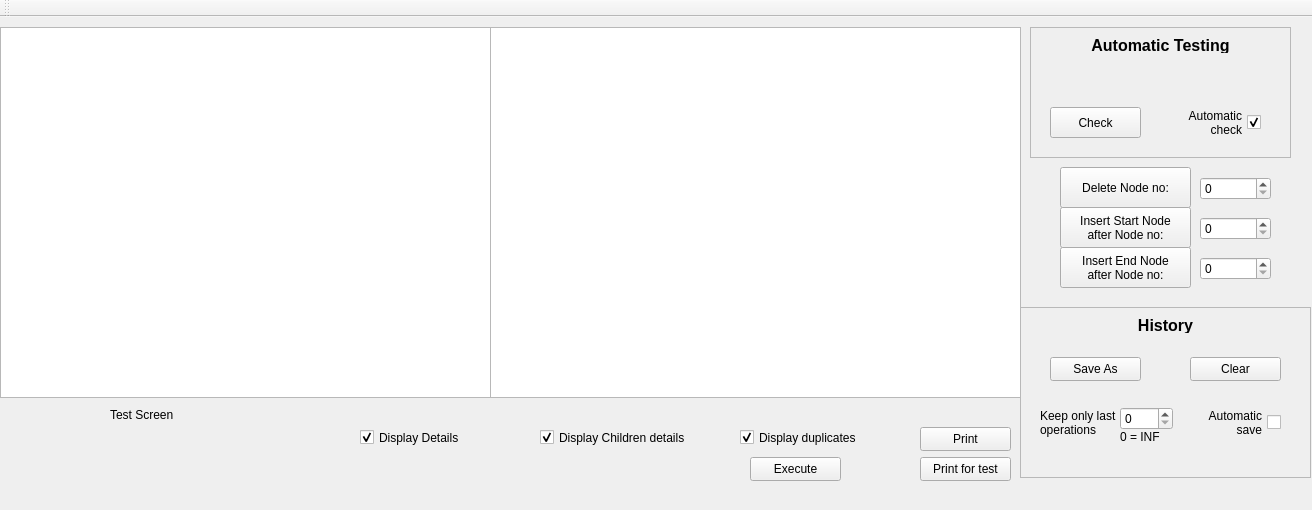
This is tree_alg/mainwindow.ui in KDE/kate as Qt 5 draws it before an edit. The edited form follows.
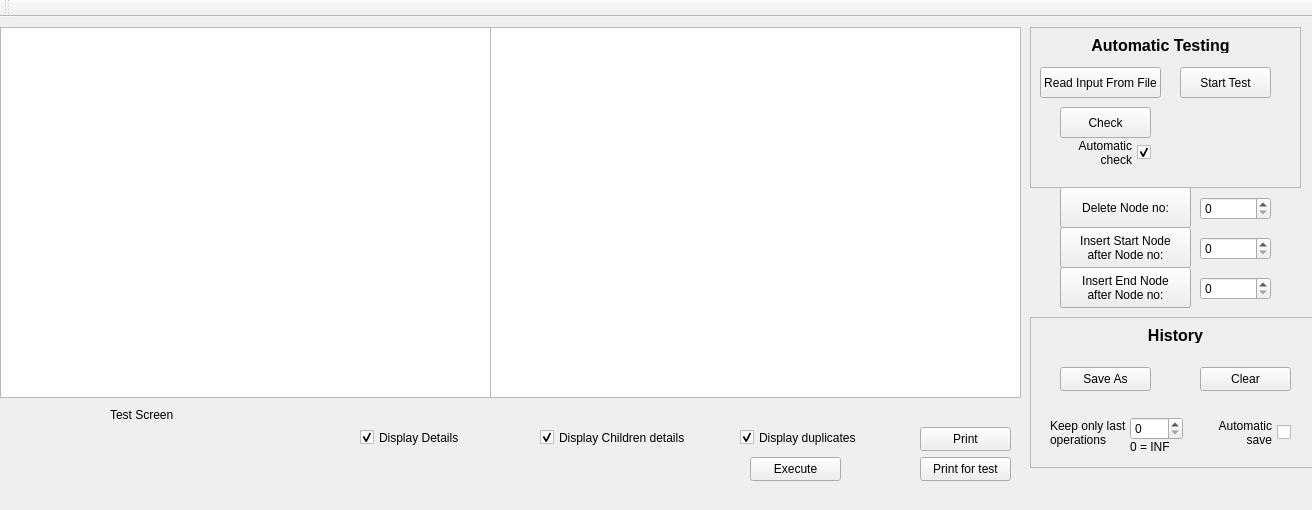
This is the edited form.

What changed in the file:
```diff
--- a/tree_alg/mainwindow.ui
+++ b/tree_alg/mainwindow.ui
@@ -34,7 +34,7 @@
     <property name="geometry">
      <rect>
       <x>1060</x>
-      <y>190</y>
+      <y>210</y>
       <width>131</width>
       <height>41</height>
      </rect>
@@ -48,7 +48,7 @@
     <property name="geometry">
      <rect>
       <x>1060</x>
-      <y>150</y>
+      <y>170</y>
       <width>131</width>
       <height>41</height>
      </rect>
@@ -61,7 +61,7 @@
     <property name="geometry">
      <rect>
       <x>1060</x>
-      <y>230</y>
+      <y>250</y>
       <width>131</width>
       <height>41</height>
      </rect>
@@ -148,10 +148,10 @@
    <widget class="QFrame" name="frame">
     <property name="geometry">
      <rect>
-      <x>1020</x>
-      <y>290</y>
+      <x>1030</x>
+      <y>300</y>
       <width>291</width>
-      <height>171</height>
+      <height>151</height>
      </rect>
     </property>
     <property name="frameShape">
@@ -283,7 +283,7 @@
     <property name="geometry">
      <rect>
       <x>1200</x>
-      <y>200</y>
+      <y>220</y>
       <width>71</width>
       <height>23</height>
      </rect>
@@ -293,7 +293,7 @@
     <property name="geometry">
      <rect>
       <x>1200</x>
-      <y>160</y>
+      <y>180</y>
       <width>71</width>
       <height>23</height>
      </rect>
@@ -303,7 +303,7 @@
     <property name="geometry">
      <rect>
       <x>1200</x>
-      <y>240</y>
+      <y>260</y>
       <width>71</width>
       <height>23</height>
      </rect>
@@ -343,8 +343,8 @@
      <rect>
       <x>1030</x>
       <y>10</y>
-      <width>261</width>
-      <height>131</height>
+      <width>271</width>
+      <height>161</height>
      </rect>
     </property>
     <property name="frameShape">
@@ -356,7 +356,7 @@
     <widget class="QPushButton" name="pushButton">
      <property name="geometry">
       <rect>
-       <x>20</x>
+       <x>30</x>
        <y>80</y>
        <width>91</width>
        <height>31</height>
@@ -369,8 +369,8 @@
     <widget class="QCheckBox" name="checkBox_5">
      <property name="geometry">
       <rect>
-       <x>150</x>
-       <y>80</y>
+       <x>40</x>
+       <y>110</y>
        <width>81</width>
        <height>31</height>
       </rect>
@@ -409,6 +409,32 @@
       <set>Qt::AlignCenter</set>
      </property>
     </widget>
+    <widget class="QPushButton" name="pushButton_10">
+     <property name="geometry">
+      <rect>
+       <x>10</x>
+       <y>40</y>
+       <width>121</width>
+       <height>31</height>
+      </rect>
+     </property>
+     <property name="text">
+      <string>Read Input From File</string>
+     </property>
+    </widget>
+    <widget class="QPushButton" name="pushButton_11">
+     <property name="geometry">
+      <rect>
+       <x>150</x>
+       <y>40</y>
+       <width>91</width>
+       <height>31</height>
+      </rect>
+     </property>
+     <property name="text">
+      <string>Start Test</string>
+     </property>
+    </widget>
    </widget>
    <widget class="QPushButton" name="pushButton_9">
     <property name="geometry">
```
